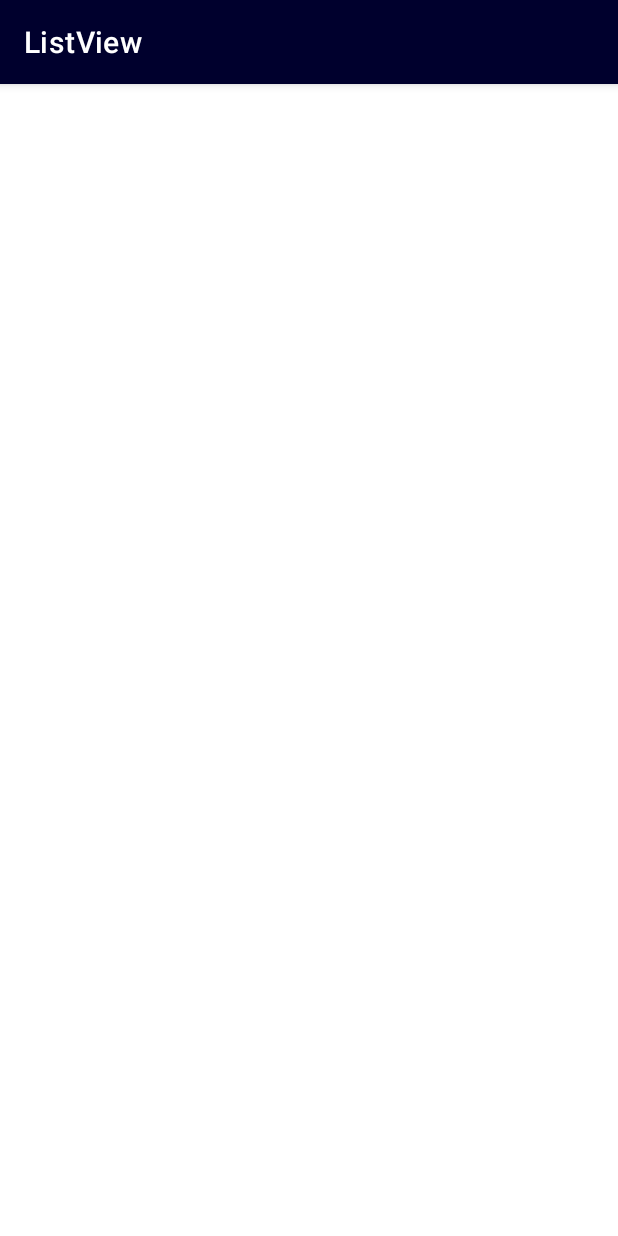
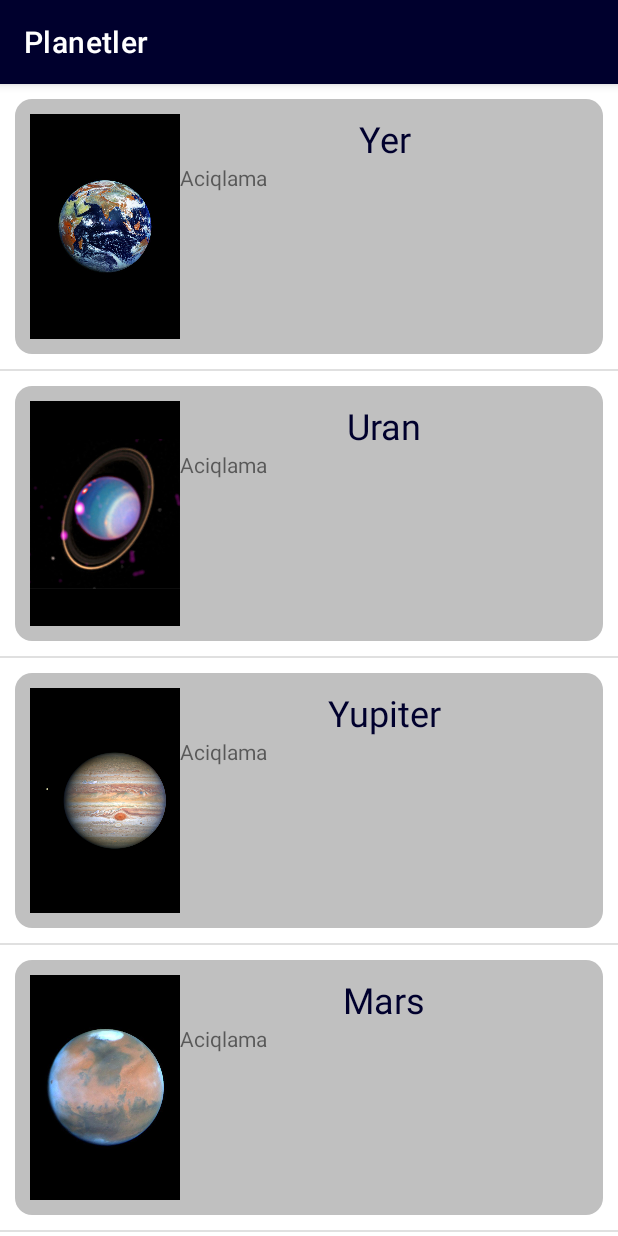
Before and after one commit to ezizrehimov/ListViewAndroidApp, an Android app: the screen it shows after launch (MainActivity), on a phone screen of 412 x 824 dp. Run offline under Robolectric (Android 15) with nearby library versions, the phone set to English and light mode, and no system bars.

Commit message:
part2 completed.

```diff
--- a/app/src/main/java/com/eziz/listview/MainActivity.kt
+++ b/app/src/main/java/com/eziz/listview/MainActivity.kt
@@ -1,11 +1,73 @@
 package com.eziz.listview
 
+import android.content.Context
 import androidx.appcompat.app.AppCompatActivity
 import android.os.Bundle
+import android.text.Layout
+import android.view.ContextMenu
+import android.view.LayoutInflater
+import android.view.View
+import android.view.ViewGroup
+import android.widget.BaseAdapter
+import android.widget.ImageView
+import android.widget.TextView
+import kotlinx.android.synthetic.main.activity_main.*
+import kotlinx.android.synthetic.main.planets_card.view.*
 
 class MainActivity : AppCompatActivity() {
+    var constList = ArrayList<Planets>()
+    var adapter: PlanetsAdapter? = null
+
+
     override fun onCreate(savedInstanceState: Bundle?) {
         super.onCreate(savedInstanceState)
         setContentView(R.layout.activity_main)
+        constList.add(Planets("Yer", "Aciqlama", R.drawable.earth))
+        constList.add(Planets("Uran", "Aciqlama", R.drawable.uranus))
+        constList.add(Planets("Yupiter", "Aciqlama", R.drawable.jupiter))
+        constList.add(Planets("Mars", "Aciqlama", R.drawable.mars))
+        constList.add(Planets("Merkuri", "Aciqlama", R.drawable.mercury))
+        constList.add(Planets("Neptun", "Aciqlama", R.drawable.neptune))
+        constList.add(Planets("Pluton", "Aciqlama", R.drawable.pluto))
+        constList.add(Planets("Venera", "Aciqlama", R.drawable.venus))
+        constList.add(Planets("Saturn", "Aciqlama", R.drawable.saturn))
+        adapter = PlanetsAdapter(constList, this)
+        listView.adapter = adapter
+    }
+
+    class PlanetsAdapter : BaseAdapter {
+        var constList = ArrayList<Planets>()
+        var context: Context? = null
+
+
+        constructor(constList: ArrayList<Planets>, context: Context?) : super() {
+            this.constList = constList
+            this.context = context
+        }
+
+
+        override fun getCount(): Int {
+            return constList.size
+        }
+
+        override fun getItem(position: Int): Any {
+            return constList[position]
+        }
+
+        override fun getItemId(position: Int): Long {
+            return position.toLong()
+        }
+
+        override fun getView(position: Int, convertView: View?, parent: ViewGroup?): View {
+            var posPlanets = constList[position]
+            var inflator =
+                context!!.getSystemService(LAYOUT_INFLATER_SERVICE) as LayoutInflater
+            var planetCard = inflator.inflate(R.layout.planets_card, null)
+            planetCard.earth_card.setImageResource(posPlanets.constPicture!!)
+            planetCard.earth_card_info.text = posPlanets.constInfo
+            planetCard.earth_card_name.text = posPlanets.constName
+
+            return planetCard
+        }
     }
 }
--- /dev/null
+++ b/app/src/main/java/com/eziz/listview/Planets.kt
@@ -0,0 +1,14 @@
+package com.eziz.listview
+
+class Planets {
+    var constName: String? = null
+    var constInfo: String? = null
+    var constPicture: Int? = null
+
+     constructor(constName: String?, constInfo: String?, constPicture: Int?) {
+        this.constName = constName
+        this.constInfo = constInfo
+        this.constPicture = constPicture
+    }
+
+}
--- a/app/src/main/res/layout/activity_main.xml
+++ b/app/src/main/res/layout/activity_main.xml
@@ -2,12 +2,12 @@
 <LinearLayout xmlns:android="http://schemas.android.com/apk/res/android"
     xmlns:app="http://schemas.android.com/apk/res-auto"
     xmlns:tools="http://schemas.android.com/tools"
-    android:id="@+id/listView"
     android:layout_width="match_parent"
     android:layout_height="match_parent"
     tools:context=".MainActivity">
 
     <ListView
+        android:id="@+id/listView"
         android:layout_width="match_parent"
         android:layout_height="match_parent" />
 </LinearLayout>
--- a/app/src/main/res/values/strings.xml
+++ b/app/src/main/res/values/strings.xml
@@ -1,3 +1,3 @@
 <resources>
-    <string name="app_name">ListView</string>
+    <string name="app_name">Planetler</string>
 </resources>
```
